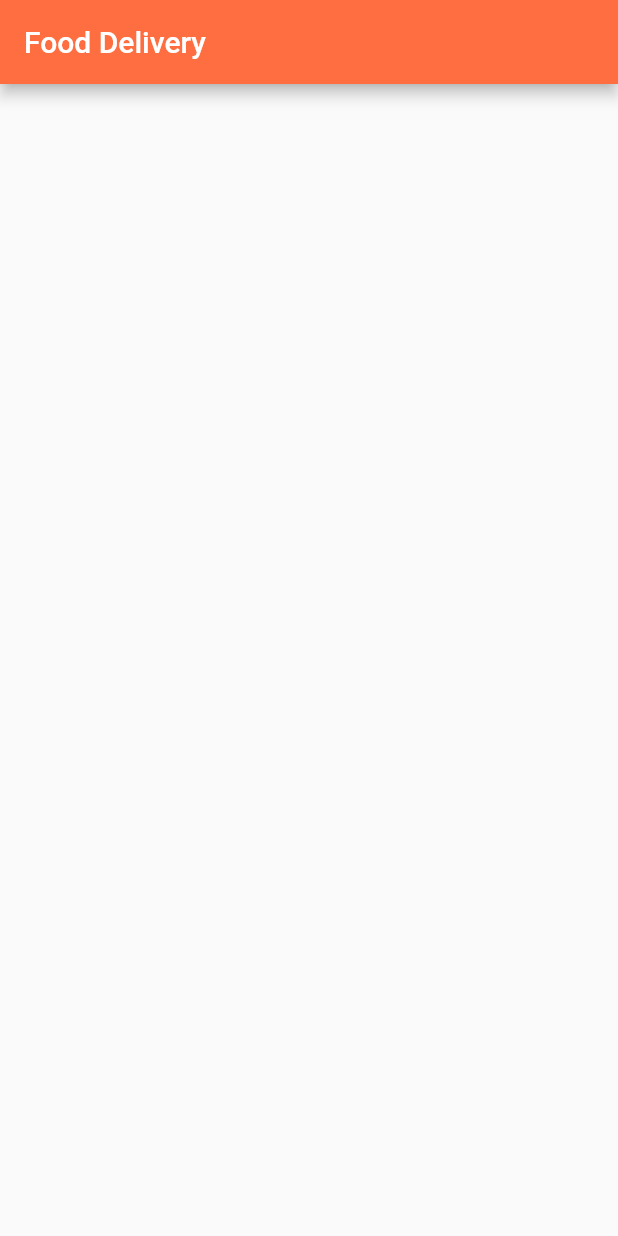
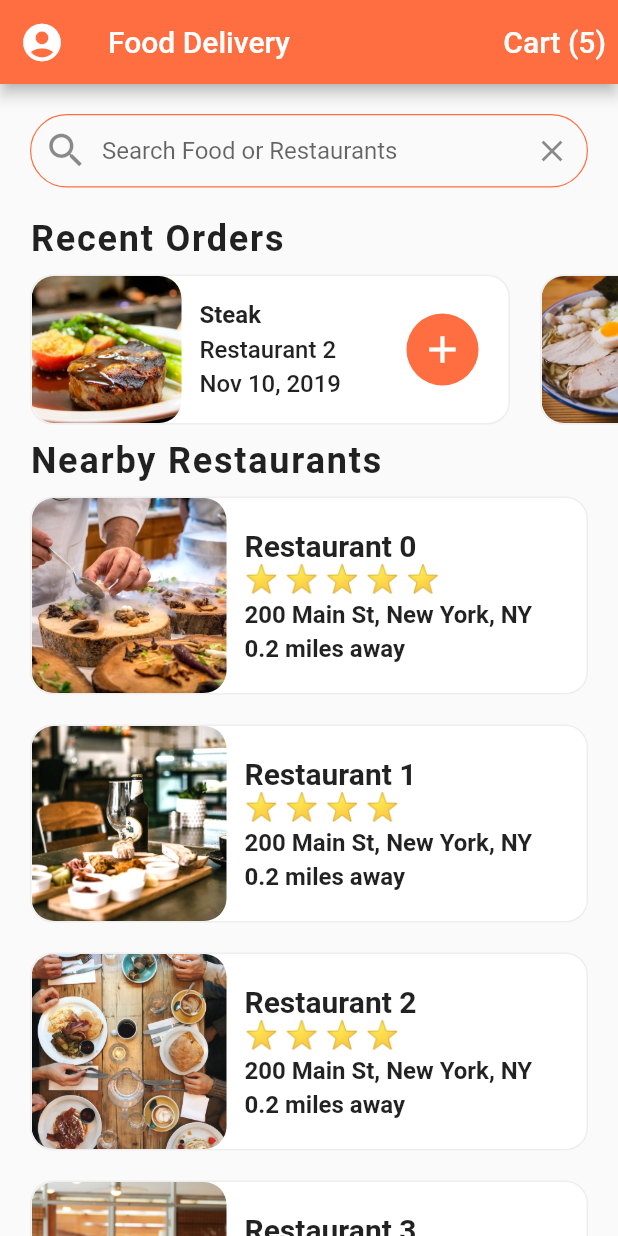
Before and after one commit to rhromets/Food-delivery-UI, a Flutter app: the screen it shows after launch, on a phone screen of 412 x 824 dp. Run offline on Flutter 3.47's test engine with Material 2 defaults, Android fonts, the phone set to English and light mode, and no system bars.

Commit message:
Implement HomeScreen UI

```diff
--- a/lib/screens/home_screen.dart
+++ b/lib/screens/home_screen.dart
@@ -1,11 +1,159 @@
 import 'package:flutter/material.dart';
+import 'package:food_delivery/data/data.dart';
+import 'package:food_delivery/models/restaurant.dart';
+import 'package:food_delivery/screens/restaurant_screen.dart';
+import 'package:food_delivery/widgets/raiting_stars.dart';
+import 'package:food_delivery/widgets/recent_orders.dart';
 
 class HomeScreen extends StatelessWidget {
+  _buildRestaurants() {
+    List<Widget> restaurantList = [];
+    restaurants.forEach((Restaurant restaurant) {
+      restaurantList.add(
+        Builder(
+          builder: (BuildContext context) {
+            return GestureDetector(
+              onTap: () {
+                Navigator.push(
+                  context,
+                  MaterialPageRoute(
+                    builder: (context) =>
+                        RestaurantScreen(restaurant: restaurant),
+                  ),
+                );
+              },
+              child: Container(
+                margin: EdgeInsets.symmetric(horizontal: 20.0, vertical: 10.0),
+                decoration: BoxDecoration(
+                  color: Colors.white,
+                  borderRadius: BorderRadius.circular(15.0),
+                  border: Border.all(width: 1.0, color: Colors.grey.shade200),
+                ),
+                child: Row(
+                  children: [
+                    ClipRRect(
+                      borderRadius: BorderRadius.circular(15.0),
+                      child: Image(
+                        image: AssetImage(restaurant.imageUrl.toString()),
+                        width: 130.0,
+                        height: 130.0,
+                        fit: BoxFit.cover,
+                      ),
+                    ),
+                    Expanded(
+                      child: Container(
+                        margin: EdgeInsets.all(12.0),
+                        child: Column(
+                          mainAxisAlignment: MainAxisAlignment.center,
+                          crossAxisAlignment: CrossAxisAlignment.start,
+                          children: [
+                            Text(
+                              '${restaurant.name}',
+                              style: TextStyle(
+                                  fontSize: 20.0, fontWeight: FontWeight.bold),
+                              overflow: TextOverflow.ellipsis,
+                            ),
+                            RatingStars(restaurant.rating!),
+                            SizedBox(height: 4.0),
+                            Text(
+                              '${restaurant.address}',
+                              style: TextStyle(
+                                  fontSize: 16.0, fontWeight: FontWeight.w600),
+                              overflow: TextOverflow.ellipsis,
+                            ),
+                            SizedBox(height: 4.0),
+                            Text(
+                              '0.2 miles away',
+                              style: TextStyle(
+                                  fontSize: 16.0, fontWeight: FontWeight.w600),
+                              overflow: TextOverflow.ellipsis,
+                            ),
+                          ],
+                        ),
+                      ),
+                    )
+                  ],
+                ),
+              ),
+            );
+          },
+        ),
+      );
+    });
+    return Column(
+      children: restaurantList,
+    );
+  }
+
   @override
   Widget build(BuildContext context) {
     return Scaffold(
       appBar: AppBar(
+        leading: IconButton(
+          icon: Icon(Icons.account_circle),
+          iconSize: 30.0,
+          onPressed: () {},
+        ),
         title: Text('Food Delivery'),
+        actions: [
+          TextButton(
+            child: Text(
+              'Cart (${currentUser.cart!.length})',
+              style: TextStyle(fontSize: 20.0, color: Colors.white),
+            ),
+            onPressed: () {},
+          ),
+        ],
+      ),
+      body: ListView(
+        physics: BouncingScrollPhysics(),
+        children: [
+          Padding(
+            padding: EdgeInsets.all(20.0),
+            child: TextField(
+              decoration: InputDecoration(
+                  contentPadding: EdgeInsets.symmetric(vertical: 15.0),
+                  border: OutlineInputBorder(
+                    borderRadius: BorderRadius.circular(30.0),
+                    borderSide: BorderSide(width: 0.8),
+                  ),
+                  enabledBorder: OutlineInputBorder(
+                    borderRadius: BorderRadius.circular(30.0),
+                    borderSide: BorderSide(
+                      width: 0.8,
+                      color: Theme.of(context).primaryColor,
+                    ),
+                  ),
+                  hintText: 'Search Food or Restaurants',
+                  prefixIcon: Icon(
+                    Icons.search,
+                    size: 30.0,
+                  ),
+                  suffixIcon: IconButton(
+                    icon: Icon(Icons.clear),
+                    onPressed: () {},
+                  )),
+            ),
+          ),
+          RecentOrders(),
+          Column(
+            crossAxisAlignment: CrossAxisAlignment.start,
+            children: [
+              Padding(
+                padding: EdgeInsets.symmetric(horizontal: 20.0),
+                child: Text(
+                  'Nearby Restaurants',
+                  style: TextStyle(
+                    fontSize: 24.0,
+                    fontWeight: FontWeight.w600,
+                    letterSpacing: 1.2,
+                  ),
+                ),
+              ),
+              _buildRestaurants(),
+            ],
+          )
+        ],
       ),
     );
   }
--- /dev/null
+++ b/lib/screens/restaurant_screen.dart
@@ -0,0 +1,21 @@
+import 'package:flutter/material.dart';
+import 'package:food_delivery/models/restaurant.dart';
+
+class RestaurantScreen extends StatefulWidget {
+  final Restaurant restaurant;
+  RestaurantScreen({required this.restaurant});
+
+  @override
+  _RestaurantScreenState createState() => _RestaurantScreenState();
+}
+
+class _RestaurantScreenState extends State<RestaurantScreen> {
+  @override
+  Widget build(BuildContext context) {
+    return Scaffold(
+      body: Center(
+        child: Text('Restaurant screen'),
+      ),
+    );
+  }
+}
--- /dev/null
+++ b/lib/widgets/raiting_stars.dart
@@ -0,0 +1,20 @@
+import 'package:flutter/material.dart';
+
+class RatingStars extends StatelessWidget {
+  final int rating;
+  RatingStars(this.rating);
+
+  @override
+  Widget build(BuildContext context) {
+    String stars = '';
+    for (int i = 0; i < rating; i++) {
+      stars += '⭐ ';
+    }
+    stars.trim();
+
+    return Text(
+      stars,
+      style: TextStyle(fontSize: 18.0),
+    );
+  }
+}
--- /dev/null
+++ b/lib/widgets/recent_orders.dart
@@ -0,0 +1,118 @@
+import 'package:flutter/cupertino.dart';
+import 'package:flutter/material.dart';
+import 'package:food_delivery/data/data.dart';
+import 'package:food_delivery/models/order.dart';
+
+class RecentOrders extends StatelessWidget {
+  _buildRecentOrder(BuildContext context, Order order) {
+    return Container(
+      margin: EdgeInsets.all(10.0),
+      width: 320.0,
+      decoration: BoxDecoration(
+        color: Colors.white,
+        borderRadius: BorderRadius.circular(15.0),
+        border: Border.all(
+          width: 1.0,
+          color: Colors.grey.shade200,
+        ),
+      ),
+      child: Row(
+        mainAxisAlignment: MainAxisAlignment.spaceBetween,
+        children: [
+          ClipRRect(
+            borderRadius: BorderRadius.circular(15.0),
+            child: Image(
+              image: AssetImage(order.food!.imageUrl.toString()),
+              height: 100.0,
+              width: 100.0,
+              fit: BoxFit.cover,
+            ),
+          ),
+          Expanded(
+            child: Container(
+              margin: EdgeInsets.all(12.0),
+              child: Column(
+                mainAxisAlignment: MainAxisAlignment.center,
+                crossAxisAlignment: CrossAxisAlignment.start,
+                children: [
+                  Text(
+                    order.food!.name!,
+                    style: TextStyle(
+                      fontSize: 16.0,
+                      fontWeight: FontWeight.bold,
+                    ),
+                    overflow: TextOverflow.ellipsis,
+                  ),
+                  SizedBox(height: 4.0),
+                  Text(
+                    order.restaurant!.name!,
+                    style: TextStyle(
+                      fontSize: 16.0,
+                      fontWeight: FontWeight.w500,
+                    ),
+                    overflow: TextOverflow.ellipsis,
+                  ),
+                  SizedBox(height: 4.0),
+                  Text(
+                    order.date!,
+                    style: TextStyle(
+                      fontSize: 16.0,
+                      fontWeight: FontWeight.w500,
+                    ),
+                    overflow: TextOverflow.ellipsis,
+                  ),
+                ],
+              ),
+            ),
+          ),
+          Container(
+            margin: EdgeInsets.only(right: 20.0),
+            width: 48.0,
+            decoration: BoxDecoration(
+              color: Theme.of(context).primaryColor,
+              borderRadius: BorderRadius.circular(32.0),
+            ),
+            child: IconButton(
+              icon: Icon(Icons.add),
+              iconSize: 30.0,
+              color: Colors.white,
+              onPressed: () {},
+            ),
+          ),
+        ],
+      ),
+    );
+  }
+
+  @override
+  Widget build(BuildContext context) {
+    return Column(
+      crossAxisAlignment: CrossAxisAlignment.start,
+      children: [
+        Padding(
+          padding: EdgeInsets.symmetric(horizontal: 20.0),
+          child: Text(
+            'Recent Orders',
+            style: TextStyle(
+                fontSize: 24.0,
+                fontWeight: FontWeight.w600,
+                letterSpacing: 1.2),
+          ),
+        ),
+        Container(
+          height: 120.0,
+          child: ListView.builder(
+            physics: BouncingScrollPhysics(),
+            padding: EdgeInsets.only(left: 10.0),
+            scrollDirection: Axis.horizontal,
+            itemBuilder: (BuildContext context, int index) {
+              Order order = currentUser.orders![index];
+              return _buildRecentOrder(context, order);
+            },
+            itemCount: currentUser.orders!.length,
+          ),
+        ),
+      ],
+    );
+  }
+}
```
